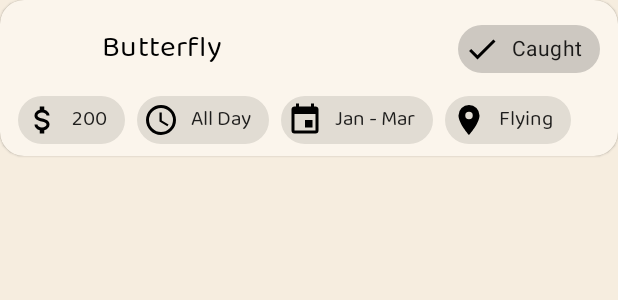
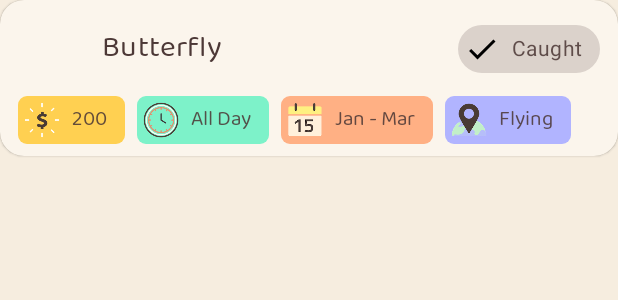
Before and after one commit to jamieadkins95/acnh-island-companion, an Android app: the layout view_bug.xml on its own in the app's theme, with its tools: preview values and no code run, on a phone screen of 412 x 824 dp. Shown: the top 300 px of the screen. Run offline under Robolectric (Android 15) with nearby library versions, the phone set to English and light mode, and no system bars.

Commit message:
Updated colors + icons of info bubbles

```diff
--- a/app/src/main/res/drawable/ic_calendar.xml
+++ /dev/null
@@ -1,8 +0,0 @@
-<!-- drawable/calendar.xml -->
-<vector xmlns:android="http://schemas.android.com/apk/res/android"
-    android:height="24dp"
-    android:width="24dp"
-    android:viewportWidth="24"
-    android:viewportHeight="24">
-    <path android:fillColor="#000" android:pathData="M19,19H5V8H19M16,1V3H8V1H6V3H5C3.89,3 3,3.89 3,5V19A2,2 0 0,0 5,21H19A2,2 0 0,0 21,19V5C21,3.89 20.1,3 19,3H18V1M17,12H12V17H17V12Z" />
-</vector>
--- a/app/src/main/res/drawable/ic_location.xml
+++ /dev/null
@@ -1,8 +0,0 @@
-<!-- drawable/ic_location.xml -->
-<vector xmlns:android="http://schemas.android.com/apk/res/android"
-    android:height="24dp"
-    android:width="24dp"
-    android:viewportWidth="24"
-    android:viewportHeight="24">
-    <path android:fillColor="#000" android:pathData="M12,11.5A2.5,2.5 0 0,1 9.5,9A2.5,2.5 0 0,1 12,6.5A2.5,2.5 0 0,1 14.5,9A2.5,2.5 0 0,1 12,11.5M12,2A7,7 0 0,0 5,9C5,14.25 12,22 12,22C12,22 19,14.25 19,9A7,7 0 0,0 12,2Z" />
-</vector>
--- a/app/src/main/res/drawable/ic_price.xml
+++ /dev/null
@@ -1,8 +0,0 @@
-<!-- drawable/ic_price.xml -->
-<vector xmlns:android="http://schemas.android.com/apk/res/android"
-    android:height="24dp"
-    android:width="24dp"
-    android:viewportWidth="24"
-    android:viewportHeight="24">
-    <path android:fillColor="#000" android:pathData="M7,15H9C9,16.08 10.37,17 12,17C13.63,17 15,16.08 15,15C15,13.9 13.96,13.5 11.76,12.97C9.64,12.44 7,11.78 7,9C7,7.21 8.47,5.69 10.5,5.18V3H13.5V5.18C15.53,5.69 17,7.21 17,9H15C15,7.92 13.63,7 12,7C10.37,7 9,7.92 9,9C9,10.1 10.04,10.5 12.24,11.03C14.36,11.56 17,12.22 17,15C17,16.79 15.53,18.31 13.5,18.82V21H10.5V18.82C8.47,18.31 7,16.79 7,15Z" />
-</vector>
--- a/app/src/main/res/drawable/ic_time.xml
+++ /dev/null
@@ -1,8 +0,0 @@
-<!-- drawable/ic_time.xml -->
-<vector xmlns:android="http://schemas.android.com/apk/res/android"
-    android:height="24dp"
-    android:width="24dp"
-    android:viewportWidth="24"
-    android:viewportHeight="24">
-    <path android:fillColor="#000" android:pathData="M12,20A8,8 0 0,0 20,12A8,8 0 0,0 12,4A8,8 0 0,0 4,12A8,8 0 0,0 12,20M12,2A10,10 0 0,1 22,12A10,10 0 0,1 12,22C6.47,22 2,17.5 2,12A10,10 0 0,1 12,2M12.5,7V12.25L17,14.92L16.25,16.15L11,13V7H12.5Z" />
-</vector>
--- a/app/src/main/res/layout/view_bug.xml
+++ b/app/src/main/res/layout/view_bug.xml
@@ -62,6 +62,7 @@
 
             <com.google.android.material.chip.Chip
                 android:id="@+id/price"
+                style="@style/IslandCompanionTheme.Chip.Price"
                 app:closeIconEnabled="false"
                 app:chipIcon="@drawable/ic_price"
                 android:layout_width="wrap_content"
@@ -70,6 +71,7 @@
 
             <com.google.android.material.chip.Chip
                 android:id="@+id/time"
+                style="@style/IslandCompanionTheme.Chip.Time"
                 app:closeIconEnabled="false"
                 app:chipIcon="@drawable/ic_time"
                 android:layout_width="wrap_content"
@@ -78,6 +80,7 @@
 
             <com.google.android.material.chip.Chip
                 android:id="@+id/months"
+                style="@style/IslandCompanionTheme.Chip.Date"
                 app:closeIconEnabled="false"
                 app:chipIcon="@drawable/ic_calendar"
                 android:layout_width="wrap_content"
@@ -86,6 +89,7 @@
 
             <com.google.android.material.chip.Chip
                 android:id="@+id/location"
+                style="@style/IslandCompanionTheme.Chip.Location"
                 app:closeIconEnabled="false"
                 app:chipIcon="@drawable/ic_location"
                 android:layout_width="wrap_content"
--- a/app/src/main/res/layout/view_currently_available.xml
+++ b/app/src/main/res/layout/view_currently_available.xml
@@ -33,8 +33,6 @@
             tools:text="10:36 PM"
             android:textAppearance="?textAppearanceBody1"
             android:layout_marginEnd="12dp"
-            android:drawablePadding="4dp"
-            android:drawableStart="@drawable/ic_time"
             app:layout_constraintEnd_toEndOf="parent"
             app:layout_constraintBottom_toBottomOf="@id/title"
             app:layout_constraintTop_toTopOf="@id/title" />
--- a/app/src/main/res/layout/view_fish.xml
+++ b/app/src/main/res/layout/view_fish.xml
@@ -61,6 +61,7 @@
 
             <com.google.android.material.chip.Chip
                 android:id="@+id/price"
+                style="@style/IslandCompanionTheme.Chip.Price"
                 app:closeIconEnabled="false"
                 app:chipIcon="@drawable/ic_price"
                 android:layout_width="wrap_content"
@@ -69,6 +70,7 @@
 
             <com.google.android.material.chip.Chip
                 android:id="@+id/time"
+                style="@style/IslandCompanionTheme.Chip.Time"
                 app:closeIconEnabled="false"
                 app:chipIcon="@drawable/ic_time"
                 android:layout_width="wrap_content"
@@ -77,6 +79,7 @@
 
             <com.google.android.material.chip.Chip
                 android:id="@+id/months"
+                style="@style/IslandCompanionTheme.Chip.Date"
                 app:closeIconEnabled="false"
                 app:chipIcon="@drawable/ic_calendar"
                 android:layout_width="wrap_content"
@@ -85,6 +88,7 @@
 
             <com.google.android.material.chip.Chip
                 android:id="@+id/location"
+                style="@style/IslandCompanionTheme.Chip.Location"
                 app:closeIconEnabled="false"
                 app:chipIcon="@drawable/ic_location"
                 android:layout_width="wrap_content"
--- a/app/src/main/res/values/colors.xml
+++ b/app/src/main/res/values/colors.xml
@@ -6,9 +6,14 @@
   <color name="secondaryColor">#f1e06a</color>
   <color name="secondaryLightColor">#ffff9b</color>
   <color name="secondaryDarkColor">#bcae3a</color>
-  <color name="primaryTextColor">#000000</color>
+  <color name="primaryTextColor">#4c3836</color>
   <color name="secondaryTextColor">#000000</color>
   <color name="surfaceColor">#FBF5EC</color>
   <color name="backgroundColor">#F6EDDF</color>
   <color name="white">#FFFFFF</color>
+
+  <color name="time">#7DF2C9</color>
+  <color name="cash">#FFD051</color>
+  <color name="location">#B1B4FF</color>
+  <color name="date">#FFB084</color>
 </resources>
--- a/app/src/main/res/values/styles.xml
+++ b/app/src/main/res/values/styles.xml
@@ -18,7 +18,6 @@
         <item name="shapeAppearanceSmallComponent">@style/ShapeAppearance.IslandCompanionTheme.SmallComponent</item>
         <item name="shapeAppearanceMediumComponent">@style/ShapeAppearance.IslandCompanionTheme.MediumComponent</item>
         <item name="shapeAppearanceLargeComponent">@style/ShapeAppearance.IslandCompanionTheme.LargeComponent</item>
-        <item name="chipStyle">@style/IslandCompanionTheme.Chip.Entry</item>
     </style>
 
     <style name="ShapeAppearance.IslandCompanionTheme.SmallComponent" parent="ShapeAppearance.MaterialComponents.SmallComponent">
@@ -39,6 +38,7 @@
     <style name="IslandCompanionTheme.Chip.Entry" parent="Widget.MaterialComponents.Chip.Entry">
         <item name="android:textColor">@color/choice_chip_text_color</item>
         <item name="chipBackgroundColor">@color/choice_chip_background_color</item>
+        <item name="chipCornerRadius">6dp</item>
         <item name="android:checkable">false</item>
         <item name="closeIconEnabled">false</item>
         <item name="android:clickable">false</item>
@@ -46,6 +46,22 @@
         <item name="android:textAppearance">@style/TextAppearance.IslandCompanionTheme.Chip</item>
     </style>
 
+    <style name="IslandCompanionTheme.Chip.Price" parent="IslandCompanionTheme.Chip.Entry">
+        <item name="chipBackgroundColor">@color/cash</item>
+    </style>
+
+    <style name="IslandCompanionTheme.Chip.Time" parent="IslandCompanionTheme.Chip.Entry">
+        <item name="chipBackgroundColor">@color/time</item>
+    </style>
+
+    <style name="IslandCompanionTheme.Chip.Date" parent="IslandCompanionTheme.Chip.Entry">
+        <item name="chipBackgroundColor">@color/date</item>
+    </style>
+
+    <style name="IslandCompanionTheme.Chip.Location" parent="IslandCompanionTheme.Chip.Entry">
+        <item name="chipBackgroundColor">@color/location</item>
+    </style>
+
     <style name="TextAppearance.IslandCompanionTheme.Chip" parent="TextAppearance.MaterialComponents.Chip">
         <item name="android:fontFamily">@font/baloo_da</item>
     </style>
```
Also changed, not shown: app/src/main/res/drawable/ic_calendar.png (added), app/src/main/res/drawable/ic_location.png (added), app/src/main/res/drawable/ic_price.png (added), app/src/main/res/drawable/ic_time.png (added).
